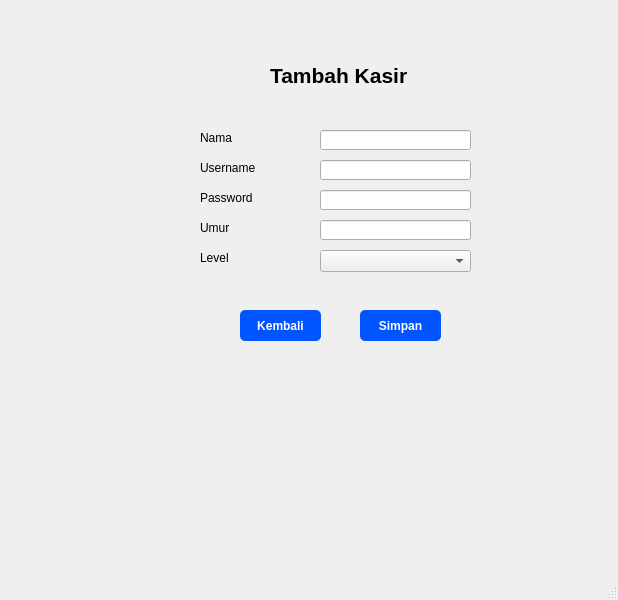
Old version of the form form_insert_data_kasir.ui in the repository naylasalsdev-project/SudiKasusUAS.
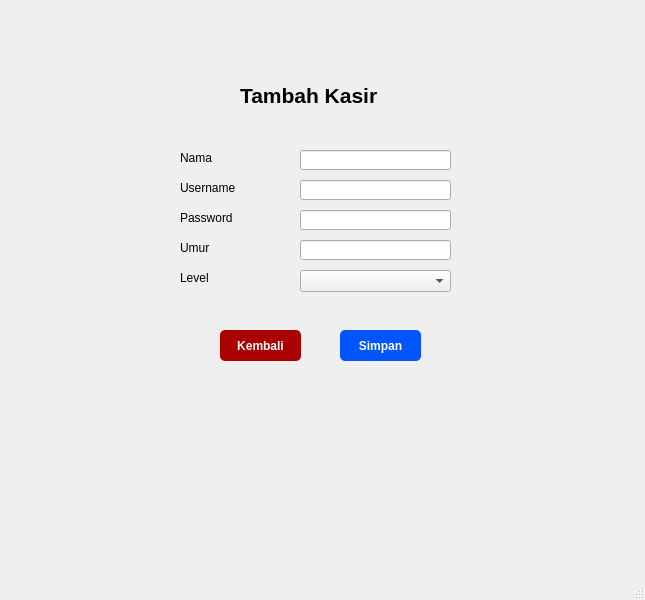
New version of the form.

Patch:
```diff
--- a/form_insert_data_kasir.ui
+++ b/form_insert_data_kasir.ui
@@ -6,7 +6,7 @@
    <rect>
     <x>0</x>
     <y>0</y>
-    <width>618</width>
+    <width>645</width>
     <height>600</height>
    </rect>
   </property>
@@ -17,8 +17,8 @@
    <widget class="QLineEdit" name="lineEdit_2">
     <property name="geometry">
      <rect>
-      <x>320</x>
-      <y>130</y>
+      <x>300</x>
+      <y>150</y>
       <width>151</width>
       <height>20</height>
      </rect>
@@ -27,8 +27,8 @@
    <widget class="QLabel" name="label_5">
     <property name="geometry">
      <rect>
-      <x>200</x>
-      <y>250</y>
+      <x>180</x>
+      <y>270</y>
       <width>81</width>
       <height>16</height>
      </rect>
@@ -40,8 +40,8 @@
    <widget class="QPushButton" name="pushButton">
     <property name="geometry">
      <rect>
-      <x>360</x>
-      <y>310</y>
+      <x>340</x>
+      <y>330</y>
       <width>81</width>
       <height>31</height>
      </rect>
@@ -67,8 +67,8 @@
    <widget class="QLabel" name="label">
     <property name="geometry">
      <rect>
-      <x>270</x>
-      <y>50</y>
+      <x>240</x>
+      <y>70</y>
       <width>271</width>
       <height>51</height>
      </rect>
@@ -87,8 +87,8 @@
    <widget class="QLineEdit" name="lineEdit">
     <property name="geometry">
      <rect>
-      <x>320</x>
-      <y>190</y>
+      <x>300</x>
+      <y>210</y>
       <width>151</width>
       <height>20</height>
      </rect>
@@ -97,8 +97,8 @@
    <widget class="QLabel" name="label_2">
     <property name="geometry">
      <rect>
-      <x>200</x>
-      <y>190</y>
+      <x>180</x>
+      <y>210</y>
       <width>81</width>
       <height>16</height>
      </rect>
@@ -110,8 +110,8 @@
    <widget class="QLabel" name="label_3">
     <property name="geometry">
      <rect>
-      <x>200</x>
-      <y>130</y>
+      <x>180</x>
+      <y>150</y>
       <width>81</width>
       <height>16</height>
      </rect>
@@ -123,8 +123,8 @@
    <widget class="QComboBox" name="comboBox">
     <property name="geometry">
      <rect>
-      <x>320</x>
-      <y>250</y>
+      <x>300</x>
+      <y>270</y>
       <width>151</width>
       <height>22</height>
      </rect>
@@ -133,8 +133,8 @@
    <widget class="QLineEdit" name="lineEdit_3">
     <property name="geometry">
      <rect>
-      <x>320</x>
-      <y>220</y>
+      <x>300</x>
+      <y>240</y>
       <width>151</width>
       <height>20</height>
      </rect>
@@ -143,8 +143,8 @@
    <widget class="QPushButton" name="pushButton_2">
     <property name="geometry">
      <rect>
-      <x>240</x>
-      <y>310</y>
+      <x>220</x>
+      <y>330</y>
       <width>81</width>
       <height>31</height>
      </rect>
@@ -157,7 +157,7 @@
     </property>
     <property name="styleSheet">
      <string notr="true">QPushButton {
-    background-color: rgb(0, 85, 255);
+    background-color: rgb(170, 0, 0);
     color: white;
     border-radius: 5px;   
     padding: 6px;           
@@ -170,8 +170,8 @@
    <widget class="QLabel" name="label_4">
     <property name="geometry">
      <rect>
-      <x>200</x>
-      <y>220</y>
+      <x>180</x>
+      <y>240</y>
       <width>81</width>
       <height>16</height>
      </rect>
@@ -183,8 +183,8 @@
    <widget class="QLabel" name="label_6">
     <property name="geometry">
      <rect>
-      <x>200</x>
-      <y>160</y>
+      <x>180</x>
+      <y>180</y>
       <width>81</width>
       <height>16</height>
      </rect>
@@ -196,8 +196,8 @@
    <widget class="QLineEdit" name="lineEdit_4">
     <property name="geometry">
      <rect>
-      <x>320</x>
-      <y>160</y>
+      <x>300</x>
+      <y>180</y>
       <width>151</width>
       <height>20</height>
      </rect>
```
Left out of the diff: 4 changed lines with no effect on the pictures.
